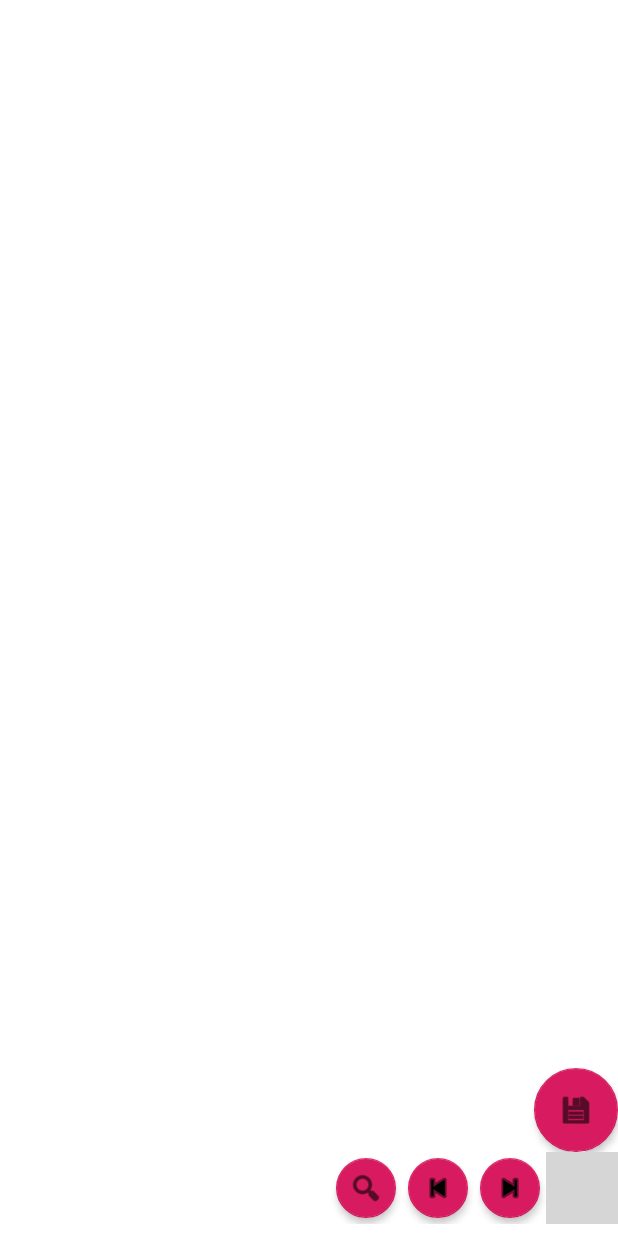
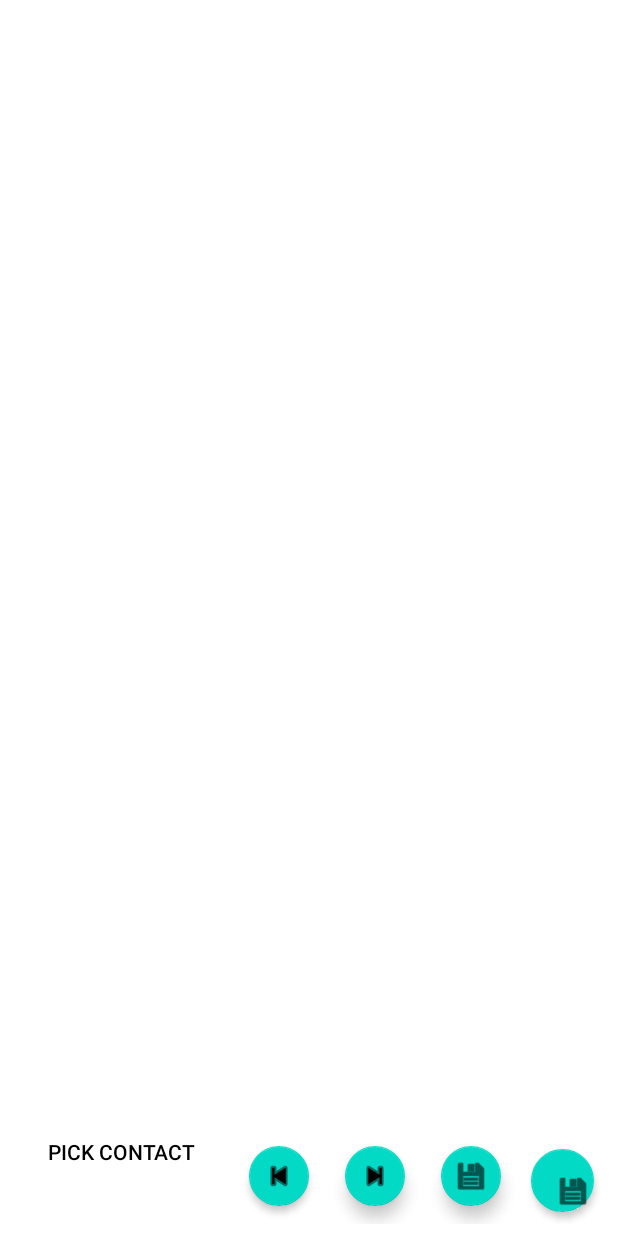
Before and after one commit to easytarget2000/micopi-android-matthew, an Android app: the layout contact_preview_activity.xml on its own in the app's theme, with its tools: preview values and no code run, on a phone screen of 412 x 824 dp. Run offline under Robolectric (Android 15) with nearby library versions, the phone set to English and light mode, and no system bars; grey boxes are pictures that could not be loaded.

Commit message:
Tweaking styles and dimens.

```diff
--- a/app/src/main/res/layout/contact_preview_activity.xml
+++ b/app/src/main/res/layout/contact_preview_activity.xml
@@ -2,7 +2,6 @@
 
 <RelativeLayout xmlns:android="http://schemas.android.com/apk/res/android"
     xmlns:app="http://schemas.android.com/apk/res-auto"
-    xmlns:tools="http://schemas.android.com/tools"
     android:id="@+id/layout_contact"
     android:layout_width="match_parent"
     android:layout_height="match_parent"
@@ -41,33 +40,27 @@
             android:layout_width="match_parent"
             android:layout_height="wrap_content"
             android:layout_alignParentBottom="true"
-            android:gravity="end"
-            android:orientation="horizontal"
-            android:paddingBottom="@dimen/margin_small">
+            android:layout_margin="8dp"
+            android:gravity="end|bottom"
+            android:orientation="horizontal">
 
-            <com.google.android.material.floatingactionbutton.FloatingActionButton
+            <Button
                 android:id="@+id/button_search"
+                style="@style/Widget.AppCompat.Button.Borderless"
                 android:layout_width="wrap_content"
                 android:layout_height="wrap_content"
-                android:clickable="true"
-                android:contentDescription="@string/contactPreviewPickButtonText"
-                android:focusable="true"
+                android:layout_margin="@dimen/contactPreviewFabMargin"
                 android:src="@android:drawable/ic_menu_search"
-                android:tint="@android:color/white"
-                app:backgroundTint="@color/colorAccent"
-                app:elevation="3dp"
-                app:fabSize="mini" />
+                android:text="@string/contactPreviewPickButtonText"
+                app:backgroundTint="@android:color/transparent" />
 
             <com.google.android.material.floatingactionbutton.FloatingActionButton
                 android:id="@+id/button_prev"
                 android:layout_width="wrap_content"
                 android:layout_height="wrap_content"
-                android:clickable="true"
+                android:layout_margin="@dimen/contactPreviewFabMargin"
                 android:contentDescription="@string/contactPreviewPreviousImageButtonText"
-                android:focusable="true"
                 android:src="@android:drawable/ic_media_previous"
-                android:tint="@android:color/white"
-                app:backgroundTint="@color/colorAccent"
                 app:elevation="3dp"
                 app:fabSize="mini" />
 
@@ -75,45 +68,31 @@
                 android:id="@+id/button_next"
                 android:layout_width="wrap_content"
                 android:layout_height="wrap_content"
-                android:clickable="true"
+                android:layout_margin="@dimen/contactPreviewFabMargin"
                 android:contentDescription="@string/contactPreviewNextImageButtonText"
-                android:focusable="true"
                 android:src="@android:drawable/ic_media_next"
-                android:tint="@android:color/white"
-                app:backgroundTint="@color/colorAccent"
-                app:elevation="3dp"
                 app:fabSize="mini" />
 
             <com.google.android.material.floatingactionbutton.FloatingActionButton
                 android:id="@+id/button_save"
                 android:layout_width="wrap_content"
                 android:layout_height="wrap_content"
-                android:clickable="true"
-                android:contentDescription="@string/save_image_file"
-                android:onClick="onButtonClicked"
-                android:src="@drawable/ic_save_white_36dp"
-                android:tint="@android:color/white"
-                app:backgroundTint="@color/accent"
-                app:elevation="3dp"
+                android:layout_margin="@dimen/contactPreviewFabMargin"
+                android:contentDescription="@string/contactPreviewSaveButtonText"
+                android:src="@android:drawable/ic_menu_save"
                 app:fabSize="mini" />
+
+            <com.google.android.material.floatingactionbutton.FloatingActionButton
+                android:id="@+id/button_assign"
+                android:layout_width="wrap_content"
+                android:layout_height="wrap_content"
+                android:layout_margin="@dimen/contactPreviewFabMargin"
+                android:contentDescription="@string/contactPreviewAssignButtonText"
+                android:src="@android:drawable/ic_menu_save"
+                app:elevation="3dp" />
 
         </LinearLayout>
 
-        <com.google.android.material.floatingactionbutton.FloatingActionButton
-            android:id="@+id/button_assign"
-            android:layout_width="wrap_content"
-            android:layout_height="wrap_content"
-            android:layout_above="@id/group_contact_actions"
-            android:layout_alignParentRight="true"
-            android:clickable="true"
-            android:contentDescription="@string/contactPreviewAssignButtonText"
-            android:focusable="true"
-            android:onClick="onButtonClicked"
-            android:src="@android:drawable/ic_menu_save"
-            android:tint="@android:color/white"
-            app:backgroundTint="@color/colorAccent"
-            app:elevation="3dp"
-            tools:ignore="RtlHardcoded" />
 
     </RelativeLayout>
 
--- /dev/null
+++ b/app/src/main/res/values/dimens.xml
@@ -0,0 +1,6 @@
+<?xml version="1.0" encoding="utf-8"?>
+<resources>
+
+    <dimen name="contactPreviewFabMargin">8dp</dimen>
+
+</resources>
--- a/app/src/main/res/values/strings.xml
+++ b/app/src/main/res/values/strings.xml
@@ -6,4 +6,5 @@
     <string name="contactPreviewAssignButtonText">Assign to contact</string>
     <string name="contactPreviewNextImageButtonText">Next image</string>
     <string name="contactPreviewPreviousImageButtonText">Previous image</string>
+    <string name="contactPreviewSaveButtonText">Save to gallery</string>
 </resources>
--- a/app/src/main/res/values/styles.xml
+++ b/app/src/main/res/values/styles.xml
@@ -4,9 +4,9 @@
         <item name="colorPrimary">@color/colorPrimary</item>
         <item name="colorPrimaryDark">@color/colorPrimaryDark</item>
         <item name="colorAccent">@color/colorAccent</item>
-
         <item name="android:windowBackground">@color/launchBackgroundColor</item>
-
+        <item name="android:textColor">@android:color/black</item>
+        <item name="android:textColorSecondary">@android:color/black</item>
         <!--        This attribute is supported in SDK >= 21.-->
         <!--        It will be ignored without known issues by older Android version.-->
         <item name="android:navigationBarColor" tools:ignore="NewApi">
```
